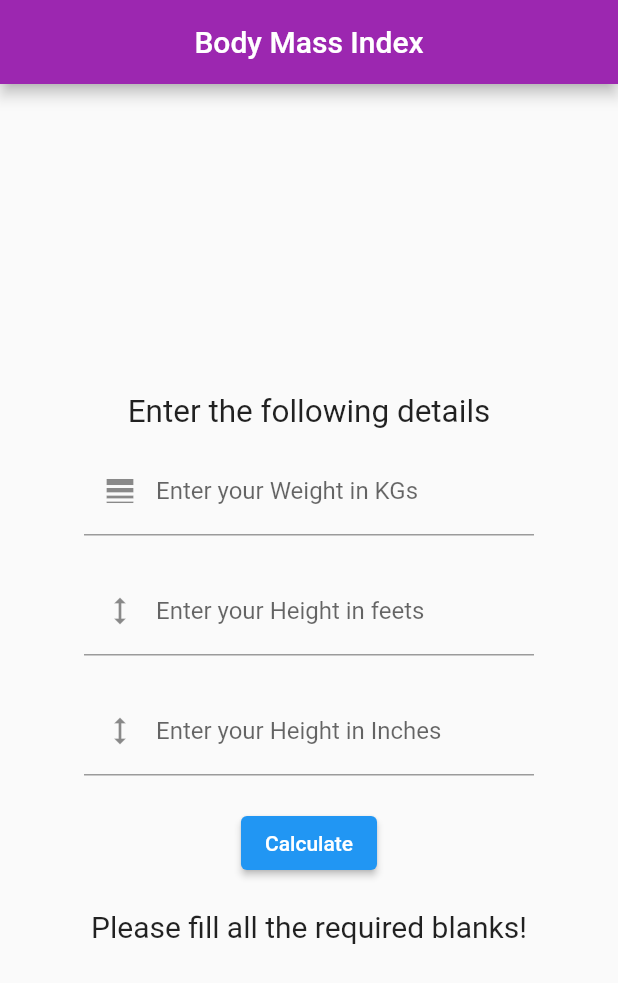
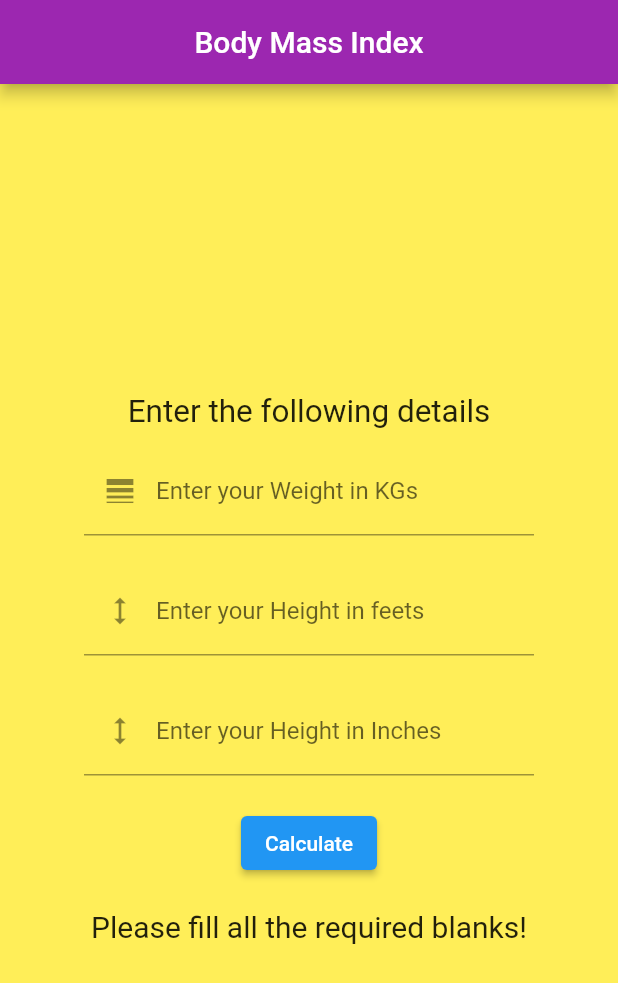
Before and after one commit to singhrishabh93/BMI-Application, a Flutter app: the screen it shows after launch, after a tap on "Calculate", on a phone screen of 412 x 824 dp. Shown: the top 983 px of the screen. Run offline on Flutter 3.47's test engine with Material 2 defaults, Android fonts, the phone set to English and light mode, and no system bars.

Commit message:
Basic UX Completed

```diff
--- a/lib/main.dart
+++ b/lib/main.dart
@@ -28,6 +28,7 @@ class MyHomeState extends State<MyHomePage> {
   var ftController = TextEditingController();
   var inController = TextEditingController();
   var result = "";
+  var bgColor = Colors.yellow.shade400;
   @override
   Widget build(BuildContext context) {
     return Scaffold(
@@ -36,7 +37,9 @@ class MyHomeState extends State<MyHomePage> {
           centerTitle: true,
           backgroundColor: Colors.purple,
         ),
-        body: Center(
+        body: Container(
+          color: bgColor,
+          child: Center(
             child: Container(
               width: 300,
               child: Column(
@@ -97,8 +100,21 @@ class MyHomeState extends State<MyHomePage> {
                           var tM = tCm / 100;
 
                           var bmi = iWeight / (tM * tM);
+                          var msg = "";
 
-                        result = "Your BMI is: ${bmi.toStringAsFixed(2)}";
+                          if (bmi > 25) {
+                            msg = "You'are OverWeight!";
+                            bgColor = Colors.orange.shade300;
+                          } else if (bmi < 18) {
+                            msg = "You'are UnderWeight!";
+                            bgColor = Colors.red.shade300;
+                          } else {
+                            msg = "You'are Healthy!";
+                            bgColor = Colors.green;
+                          }
+
+                          result =
+                              "$msg \n Your BMI is: ${bmi.toStringAsFixed(2)}";
 
                           setState(() {});
                         } else {
@@ -118,6 +134,7 @@ class MyHomeState extends State<MyHomePage> {
                 ],
               ),
             ),
+          ),
         ));
   }
 }
```
Lines whose indentation alone changed are shown as unchanged.
